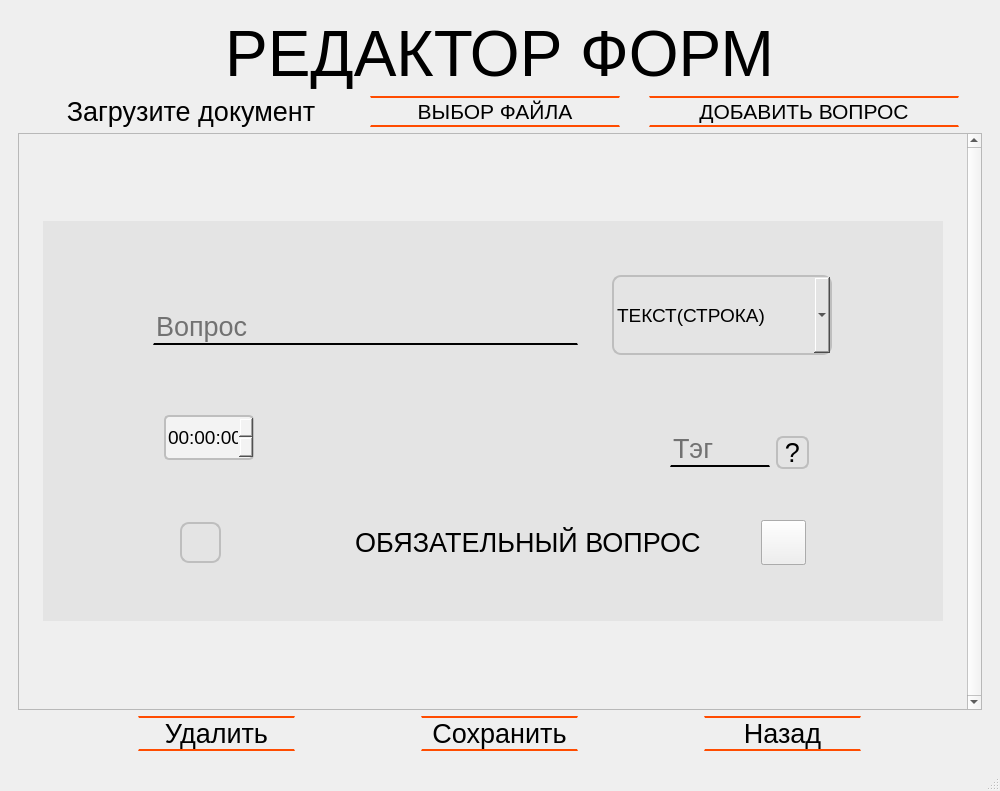
Above: Main_Form.ui from Morskoikot/------- before the change. Below: the same form after it.
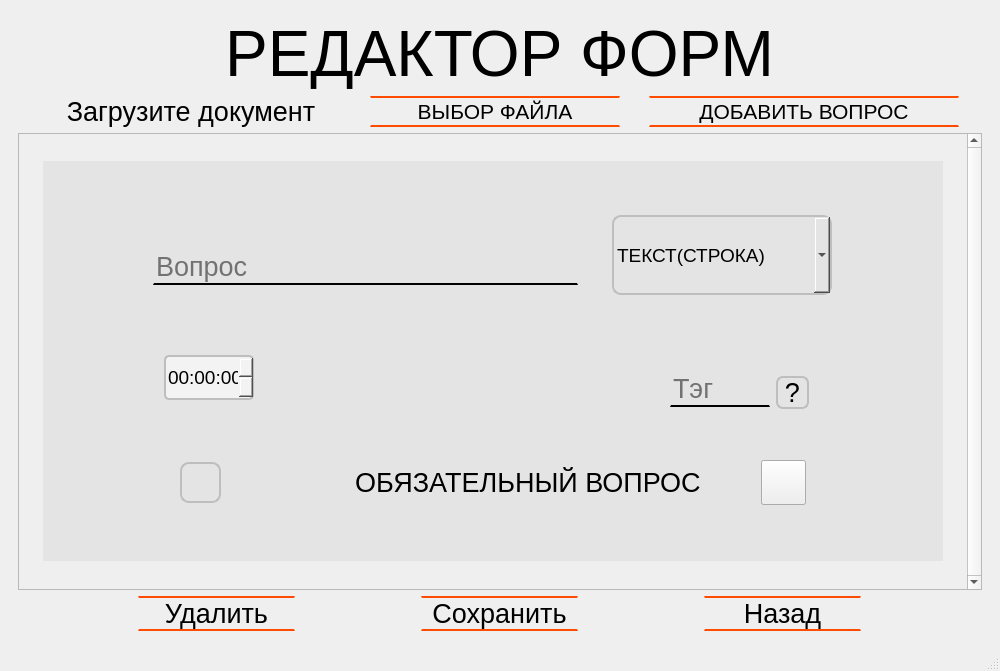
That is the form after the change. The open tabs and pages were chosen to show the change. Icons and pictures are not drawn.

```diff
--- a/Main_Form.ui
+++ b/Main_Form.ui
@@ -7,7 +7,7 @@
     <x>0</x>
     <y>0</y>
     <width>1000</width>
-    <height>791</height>
+    <height>671</height>
    </rect>
   </property>
   <property name="windowTitle">
@@ -17,7 +17,7 @@
    <property name="minimumSize">
     <size>
      <width>1000</width>
-     <height>750</height>
+     <height>630</height>
     </size>
    </property>
    <layout class="QVBoxLayout" name="verticalLayout_8">
@@ -305,7 +305,7 @@
                  <x>0</x>
                  <y>0</y>
                  <width>941</width>
-                 <height>537</height>
+                 <height>417</height>
                 </rect>
                </property>
                <property name="layoutDirection">
```
Left out of the diff: 2 changed lines with no effect on the pictures.
